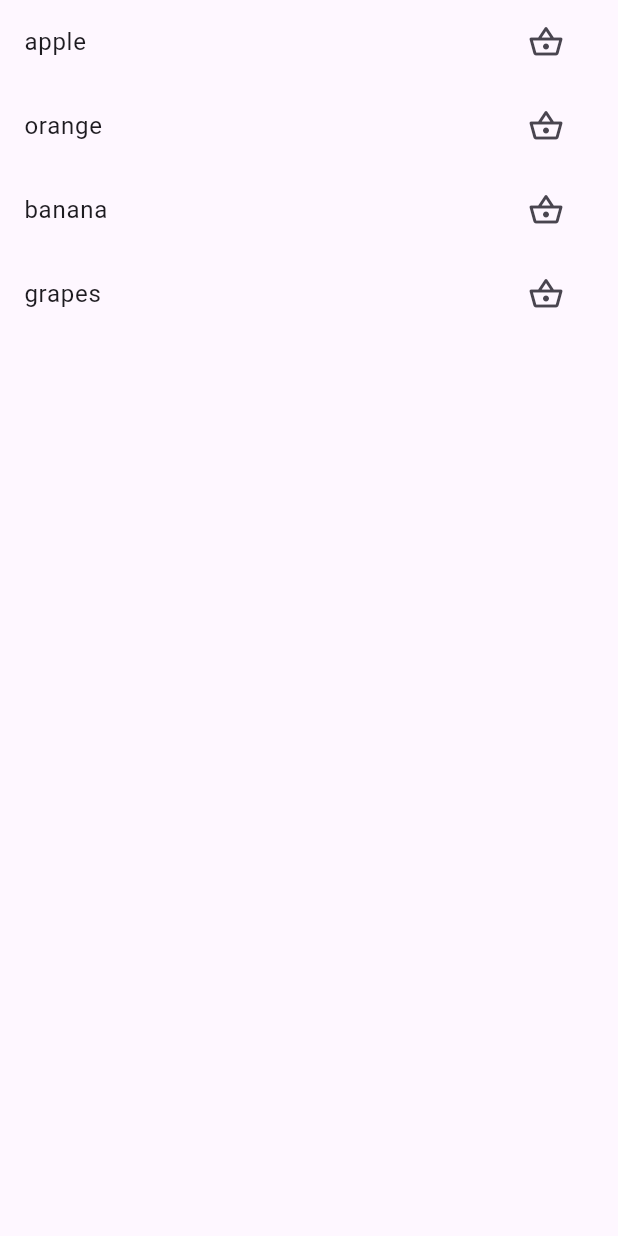
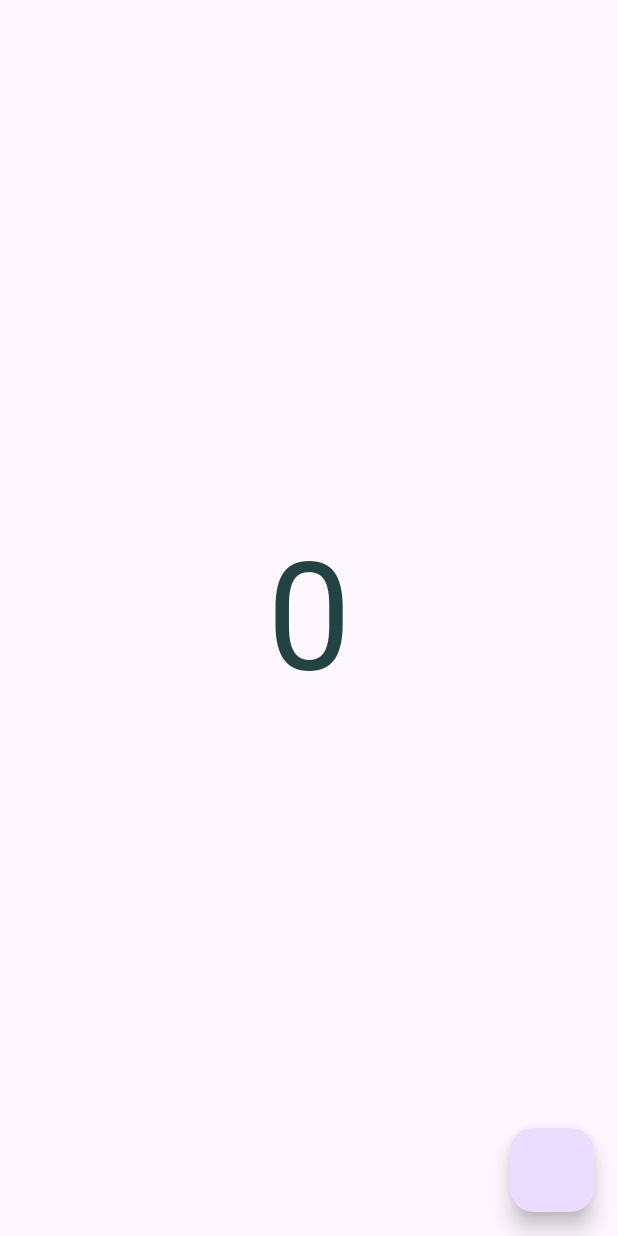
Before and after one commit to shahzebnaqvi/smit-flutter-statemanagement, a Flutter app: the screen it shows after launch, on a phone screen of 412 x 824 dp. Run offline on Flutter 3.47's test engine with Material 3 defaults, Android fonts, the phone set to English and light mode, and no system bars.

Commit message:
setstate counter app

```diff
--- a/lib/views/home_view.dart
+++ b/lib/views/home_view.dart
@@ -1,115 +1,139 @@
 import 'package:flutter/material.dart';
+import 'package:smit_flutter_statemanagement/utils/color_constraints.dart';
 
 class HomeView extends StatefulWidget {
-  HomeView({super.key});
+  const HomeView({super.key});
 
   @override
   State<HomeView> createState() => _HomeViewState();
 }
 
 class _HomeViewState extends State<HomeView> {
-  List product = [
-    {"name": "apple", "price": 320, "id": 0},
-    {"name": "orange", "price": 20, "id": 1},
-    {"name": "banana", "price": 720, "id": 2},
-    {"name": "grapes", "price": 300, "id": 3},
-  ];
-
-  List cart = [];
-
+  int count = 0;
   @override
   Widget build(BuildContext context) {
     return Scaffold(
-      body: Column(
-        children: [
-          Expanded(
-            child: ListView.builder(
-              itemCount: product.length,
-              itemBuilder: (context, i) {
-                return ListTile(
-                  title: Text(product[i]["name"]),
-                  trailing: Row(
-                    mainAxisSize: MainAxisSize.min,
-                    children: [
-                      IconButton(
-                        onPressed: () {
-                          setState(() {
-                            if (cart.contains(product[i])) {
-                              cart.remove(product[i]);
-                            } else {
-                              product[i]["quantity"] = 1;
-                              cart.add(product[i]);
-                            }
-                            print(cart.contains(product[i]));
-                            print("this is cart ${cart}");
-                          });
-                        },
-                        icon: Icon(
-                          cart.contains(product[i])
-                              ? Icons.shopping_basket
-                              : Icons.shopping_basket_outlined,
-                        ),
-                      ),
-                      // IconButton(
-                      //   onPressed: () {
-                      //     setState(() {
-                      //       cart.contains(product[i]);
-                      //       cart.add(product[i]);
-                      //       print(cart );
-                      //       print(cart.contains(product[i]));
-                      //     });
-                      //   },
-                      //   icon: Icon(Icons.add),
-                      // ),
-                      // IconButton(
-                      //   onPressed: () {    setState(() {                            print(cart.contains(product[i]));
-
-                      //     cart.remove(product[i]);
-                      //       print(cart);
-                      //     });
-                      //   },
-                      //   icon: Icon(Icons.minimize_outlined),
-                      // ),
-                    ],
-                  ),
-                );
-              },
-            ),
-          ),
-          Expanded(
-            child: ListView.builder(
-              itemCount: cart.length,
-              itemBuilder: (context, i) {
-                return ListTile(
-                  title: Text(cart[i]["name"]),
-                  trailing: Row(
-                    mainAxisSize: MainAxisSize.min,
-                    children: [
-                      IconButton(
-                        onPressed: () {
-                          setState(() {
-                            cart[i]["quantity"]++;
-                          });
-                        },
-                        icon: Icon(Icons.add),
-                      ),
-                      Text(cart[i]["quantity"].toString()),
-                      IconButton(
-                        onPressed: () {
-                          setState(() {
-                            cart[i]["quantity"]--;
-                          });
-                        },
-                        icon: Icon(Icons.minimize_outlined),
-                      ),
-                    ],
-                  ),
-                );
-              },
-            ),
-          ),
-        ],
+      body: Center(child: Text("$count",style: TextStyle(color: ColorConstraints.primaryColor,fontSize: 100))),
+      floatingActionButton: FloatingActionButton(
+        onPressed: () {
+          setState(() {
+            count++;
+          });
+        },
       ),
     );
   }
 }
+// class HomeView extends StatefulWidget {
+//   HomeView({super.key});
+
+//   @override
+//   State<HomeView> createState() => _HomeViewState();
+// }
+
+// class _HomeViewState extends State<HomeView> {
+//   List product = [
+//     {"name": "apple", "price": 320, "id": 0},
+//     {"name": "orange", "price": 20, "id": 1},
+//     {"name": "banana", "price": 720, "id": 2},
+//     {"name": "grapes", "price": 300, "id": 3},
+//   ];
+
+//   List cart = [];
+
+//   @override
+//   Widget build(BuildContext context) {
+//     return Scaffold(
+//       body: Column(
+//         children: [
+//           Expanded(
+//             child: ListView.builder(
+//               itemCount: product.length,
+//               itemBuilder: (context, i) {
+//                 return ListTile(
+//                   title: Text(product[i]["name"]),
+//                   trailing: Row(
+//                     mainAxisSize: MainAxisSize.min,
+//                     children: [
+//                       IconButton(
+//                         onPressed: () {
+//                           setState(() {
+//                             if (cart.contains(product[i])) {
+//                               cart.remove(product[i]);
+//                             } else {
+//                               product[i]["quantity"] = 1;
+//                               cart.add(product[i]);
+//                             }
+//                             print(cart.contains(product[i]));
+//                             print("this is cart ${cart}");
+//                           });
+//                         },
+//                         icon: Icon(
+//                           cart.contains(product[i])
+//                               ? Icons.shopping_basket
+//                               : Icons.shopping_basket_outlined,
+//                         ),
+//                       ),
+//                       // IconButton(
+//                       //   onPressed: () {
+//                       //     setState(() {
+//                       //       cart.contains(product[i]);
+//                       //       cart.add(product[i]);
+//                       //       print(cart );
+//                       //       print(cart.contains(product[i]));
+//                       //     });
+//                       //   },
+//                       //   icon: Icon(Icons.add),
+//                       // ),
+//                       // IconButton(
+//                       //   onPressed: () {    setState(() {                            print(cart.contains(product[i]));
+
+//                       //     cart.remove(product[i]);
+//                       //       print(cart);
+//                       //     });
+//                       //   },
+//                       //   icon: Icon(Icons.minimize_outlined),
+//                       // ),
+//                     ],
+//                   ),
+//                 );
+//               },
+//             ),
+//           ),
+//           Expanded(
+//             child: ListView.builder(
+//               itemCount: cart.length,
+//               itemBuilder: (context, i) {
+//                 return ListTile(
+//                   title: Text(cart[i]["name"]),
+//                   trailing: Row(
+//                     mainAxisSize: MainAxisSize.min,
+//                     children: [
+//                       IconButton(
+//                         onPressed: () {
+//                           setState(() {
+//                             cart[i]["quantity"]++;
+//                           });
+//                         },
+//                         icon: Icon(Icons.add),
+//                       ),
+//                       Text(cart[i]["quantity"].toString()),
+//                       IconButton(
+//                         onPressed: () {
+//                           setState(() {
+//                             cart[i]["quantity"]--;
+//                           });
+//                         },
+//                         icon: Icon(Icons.minimize_outlined),
+//                       ),
+//                     ],
+//                   ),
+//                 );
+//               },
+//             ),
+//           ),
+//         ],
+//       ),
+//     );
+//   }
+// }
```
